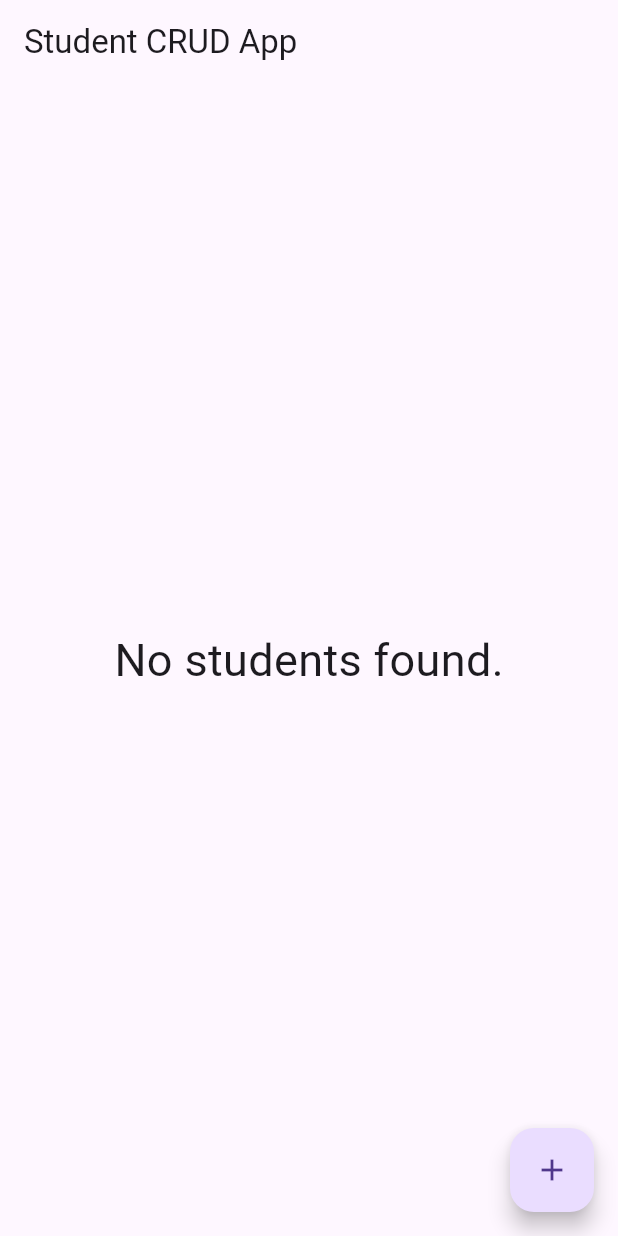
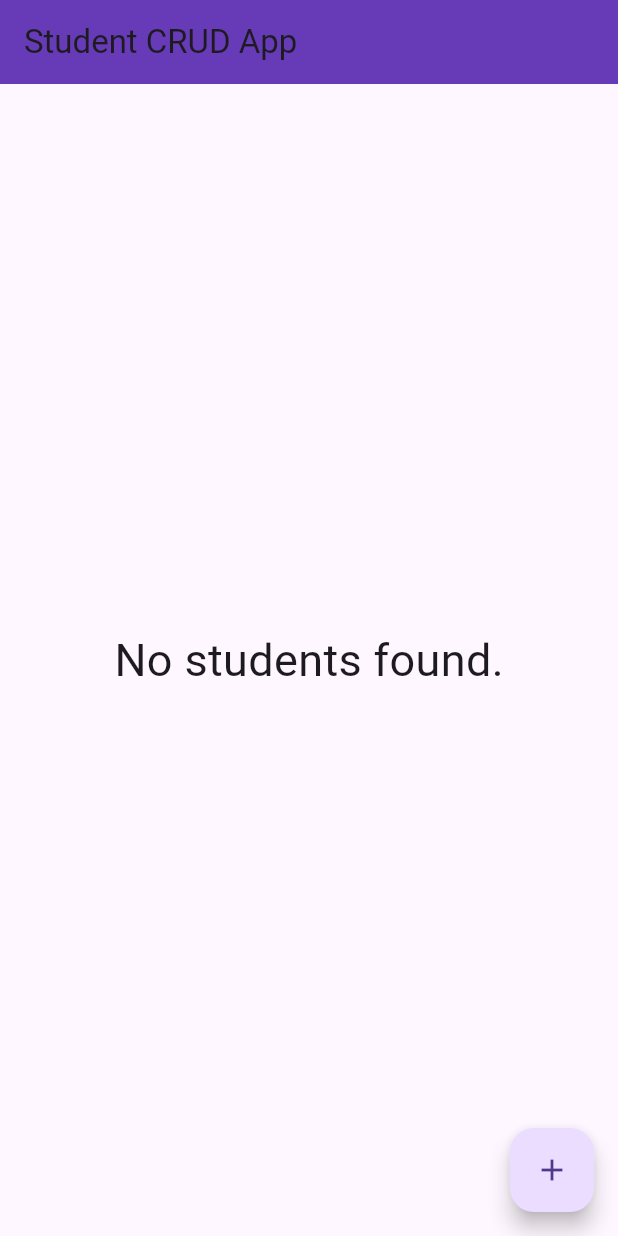
Before and after one commit to Rahullkumr/crud-sqflite, a Flutter app: the screen it shows after launch, on a phone screen of 412 x 824 dp. Run offline on Flutter 3.47's test engine with Material 3 defaults, Android fonts, the phone set to English and light mode, and no system bars; our stand-ins replace sqflite; accounts and stored records are empty.

Commit message:
appbar color change

```diff
--- a/lib/main.dart
+++ b/lib/main.dart
@@ -13,8 +13,9 @@ class MyApp extends StatelessWidget {
   Widget build(BuildContext context) {
     return MaterialApp(
       title: 'Student CRUD App',
+      debugShowCheckedModeBanner: false,
       theme: ThemeData(
-        primarySwatch: Colors.blue,
+        primarySwatch: Colors.green,
       ),
       home: StudentListPage(),
     );
@@ -108,6 +109,7 @@ class _StudentListPageState extends State<StudentListPage> {
     return Scaffold(
       appBar: AppBar(
         title: const Text('Student CRUD App'),
+        backgroundColor: Colors.deepPurple,
       ),
       body: FutureBuilder<List<Student>>(
         future: _studentList,
```
